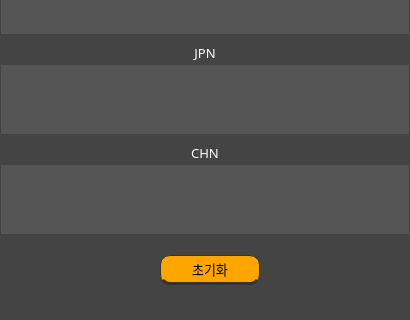
First picture: the form in ui/transUi.ui, repository brownieSea/googleTransApp, before the edit; both pictures show x 0 to 410 and y 230 to 550 of the 410 by 550 pixel window.
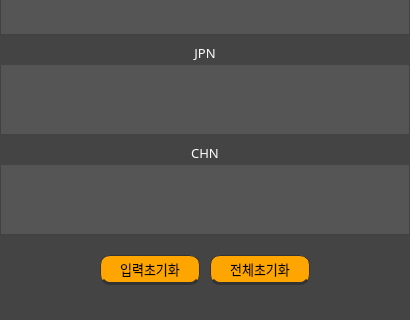
Second picture: the form after the edit.

Commit message: #003 - 공백입력시 버그 처리 기능 추가

The edit to the form file:
```diff
--- a/ui/transUi.ui
+++ b/ui/transUi.ui
@@ -61,7 +61,7 @@
    <widget class="QPushButton" name="bttnIni">
     <property name="geometry">
      <rect>
-      <x>160</x>
+      <x>210</x>
       <y>485</y>
       <width>100</width>
       <height>30</height>
@@ -77,7 +77,7 @@
      <string notr="true">border:1px solid #333; background-color:orange; border-radius:10px; border-bottom:3px solid #333;</string>
     </property>
     <property name="text">
-     <string>초기화</string>
+     <string>전체초기화</string>
     </property>
    </widget>
    <widget class="QLabel" name="Title">
@@ -254,6 +254,28 @@
      <string notr="true">background-color:#555; border-bottom:1px solid #666; color:#fff; padding:10px;</string>
     </property>
    </widget>
+   <widget class="QPushButton" name="bttnIni1">
+    <property name="geometry">
+     <rect>
+      <x>100</x>
+      <y>485</y>
+      <width>100</width>
+      <height>30</height>
+     </rect>
+    </property>
+    <property name="font">
+     <font>
+      <family>KoPub돋움체 Bold</family>
+      <pointsize>10</pointsize>
+     </font>
+    </property>
+    <property name="styleSheet">
+     <string notr="true">border:1px solid #333; background-color:orange; border-radius:10px; border-bottom:3px solid #333;</string>
+    </property>
+    <property name="text">
+     <string>입력초기화</string>
+    </property>
+   </widget>
    <zorder>inputKor</zorder>
    <zorder>strEng</zorder>
    <zorder>bttnIni</zorder>
```
Left out of the diff: 5 changed lines with no effect on the pictures. The commit also changes 1 other file.
